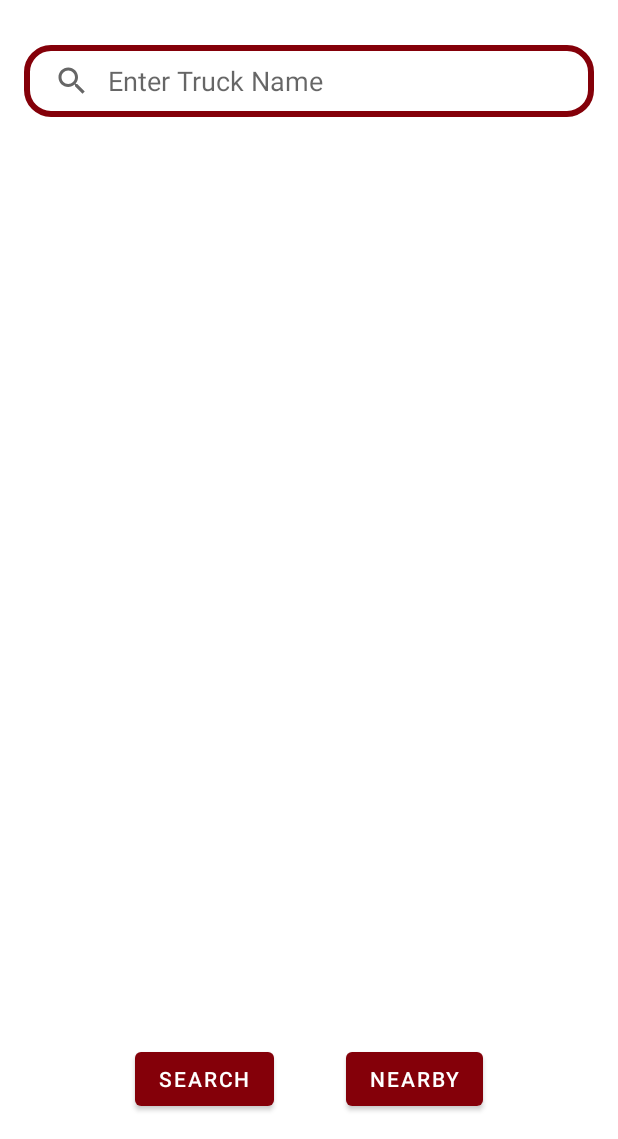
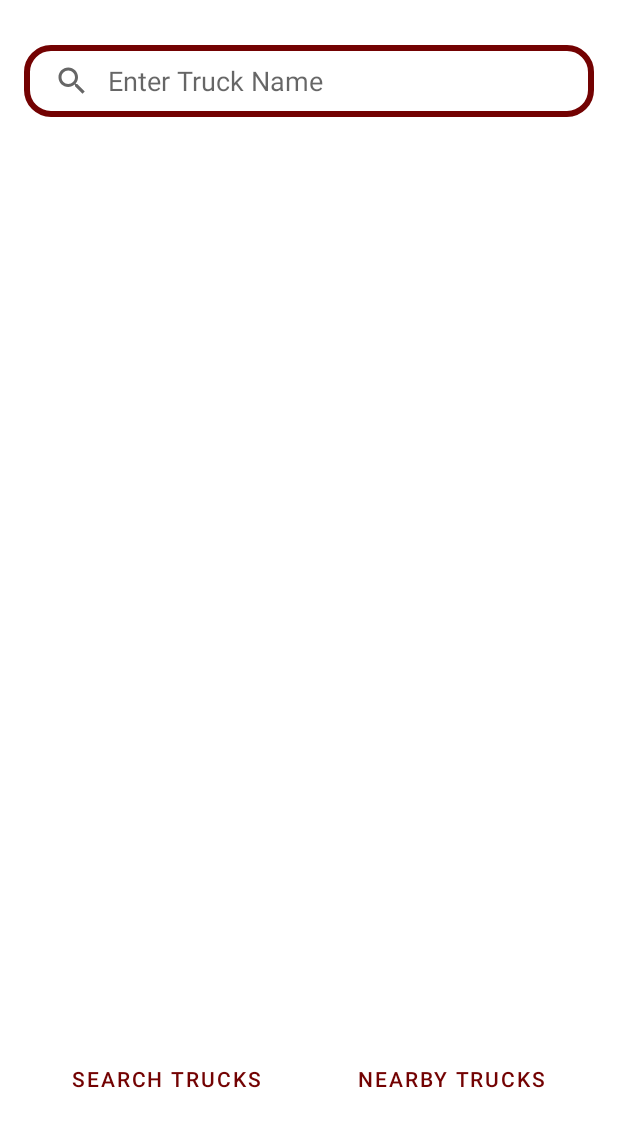
Before and after one commit to AlexanderCova/FoodTruckFinderAndroid, an Android app: the UserScreen screen opened directly, with no data from a screen before it, on a phone screen of 412 x 824 dp, the part 97-1236 px from its top. Run offline under Robolectric (Android 15) with nearby library versions, the light colour scheme and no system bars; libraries missing offline, so code that uses them is left out: com.github.kittinunf.fuel; 1 statement that could not run was skipped.

Commit message:
fixed tab buttons and made small updates

```diff
--- a/YouFood/app/src/main/res/layout/activity_user_screen.xml
+++ b/YouFood/app/src/main/res/layout/activity_user_screen.xml
@@ -46,40 +46,39 @@
         android:layout_height="0dp"
         android:layout_marginStart="16dp"
         android:layout_marginEnd="16dp"
-        app:layout_constraintBottom_toTopOf="@+id/constraintLayout2"
         app:layout_constraintEnd_toEndOf="parent"
         app:layout_constraintStart_toStartOf="parent"
-        app:layout_constraintTop_toBottomOf="@+id/searchView">
+        app:layout_constraintTop_toBottomOf="@+id/searchView"/>
 
-    </ListView>
-
-    <androidx.constraintlayout.widget.ConstraintLayout
-        android:id="@+id/constraintLayout2"
-        android:layout_width="360dp"
-        android:layout_height="80dp"
+    <LinearLayout
+        android:layout_width="0dp"
+        android:layout_height="wrap_content"
+        android:orientation="horizontal"
+        android:weightSum="1.0"
         app:layout_constraintBottom_toBottomOf="parent"
         app:layout_constraintEnd_toEndOf="parent"
+        app:layout_constraintHorizontal_bias="0.0"
         app:layout_constraintStart_toStartOf="parent">
 
         <Button
             android:id="@+id/searchTabButton"
-            android:layout_width="wrap_content"
+            style="?android:attr/buttonBarButtonStyle"
+            android:layout_width="match_parent"
             android:layout_height="wrap_content"
-            android:layout_marginStart="64dp"
-            android:text="@android:string/search_go"
-            app:layout_constraintBottom_toBottomOf="parent"
-            app:layout_constraintStart_toStartOf="parent"
-            app:layout_constraintTop_toTopOf="parent" />
+            android:layout_marginStart="16dp"
+            android:layout_marginBottom="16dp"
+            android:layout_weight=".5"
+            android:text="@string/tab_text_1" />
 
         <Button
             android:id="@+id/nearbyTabButton"
-            android:layout_width="wrap_content"
+            style="?android:attr/buttonBarButtonStyle"
+            android:layout_width="match_parent"
             android:layout_height="wrap_content"
-            android:layout_marginEnd="64dp"
-            android:text="@string/nearby_button_hint"
-            app:layout_constraintBottom_toBottomOf="parent"
-            app:layout_constraintEnd_toEndOf="parent"
-            app:layout_constraintTop_toTopOf="parent" />
-    </androidx.constraintlayout.widget.ConstraintLayout>
+            android:layout_marginEnd="16dp"
+            android:layout_marginBottom="16dp"
+            android:layout_weight=".5"
+            android:text="@string/tab_text_2" />
+    </LinearLayout>
 
 </androidx.constraintlayout.widget.ConstraintLayout>
--- a/YouFood/app/src/main/res/values/colors.xml
+++ b/YouFood/app/src/main/res/values/colors.xml
@@ -7,5 +7,12 @@
     <color name="teal_700">#FF018786</color>
     <color name="black">#FF000000</color>
     <color name="white">#FFFFFFFF</color>
-    <color name="dark_red">#FF840009</color>
+
+
+    <color name="gold">#F2B705</color>
+    <color name="orange">#D97904</color>
+    <color name="true_red">#BF2604</color>
+    <color name="dark_red">#730202</color>
+    <color name="shadow_brown">#260101</color>
+
 </resources>
--- a/YouFood/app/src/main/res/values/themes.xml
+++ b/YouFood/app/src/main/res/values/themes.xml
@@ -6,8 +6,8 @@
         <item name="colorPrimaryVariant">@color/dark_red</item>
         <item name="colorOnPrimary">@color/white</item>
         <!-- Secondary brand color. -->
-        <item name="colorSecondary">@color/teal_200</item>
-        <item name="colorSecondaryVariant">@color/teal_700</item>
+        <item name="colorSecondary">@color/orange</item>
+        <item name="colorSecondaryVariant">@color/gold</item>
         <item name="colorOnSecondary">@color/black</item>
         <!-- Status bar color. -->
         <item name="android:statusBarColor" tools:targetApi="l">?attr/colorPrimaryVariant</item>
```
Also changed, not shown: YouFood/app/src/main/res/layout/activity_account_info_screen.xml (+30 -30 lines).
